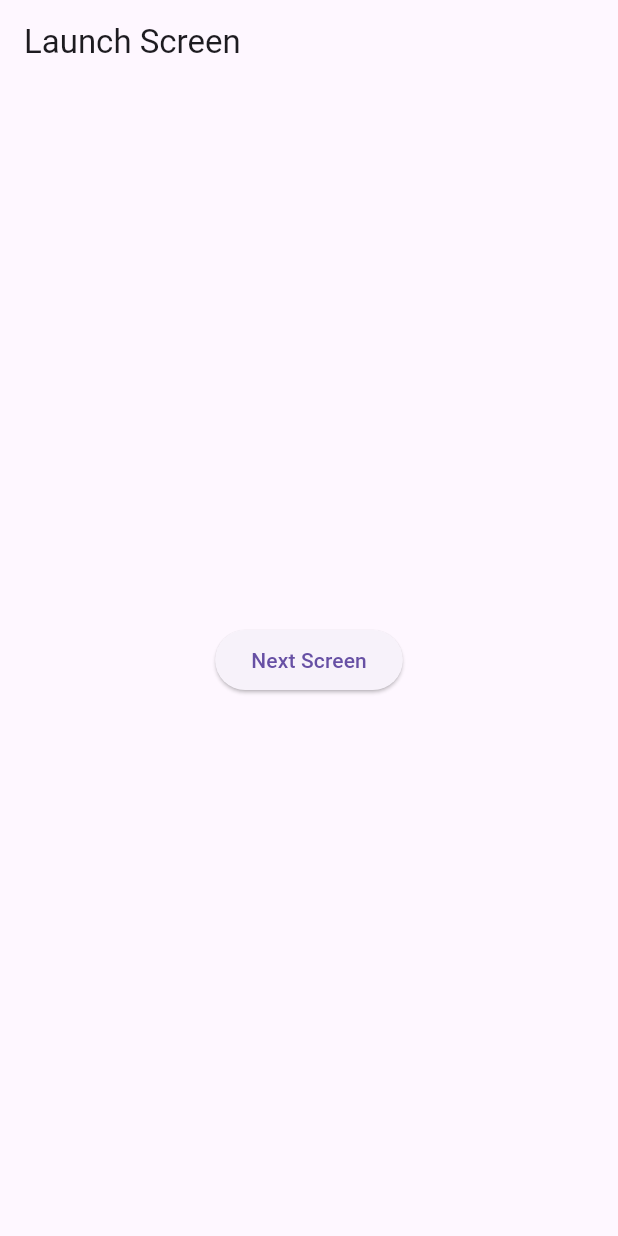
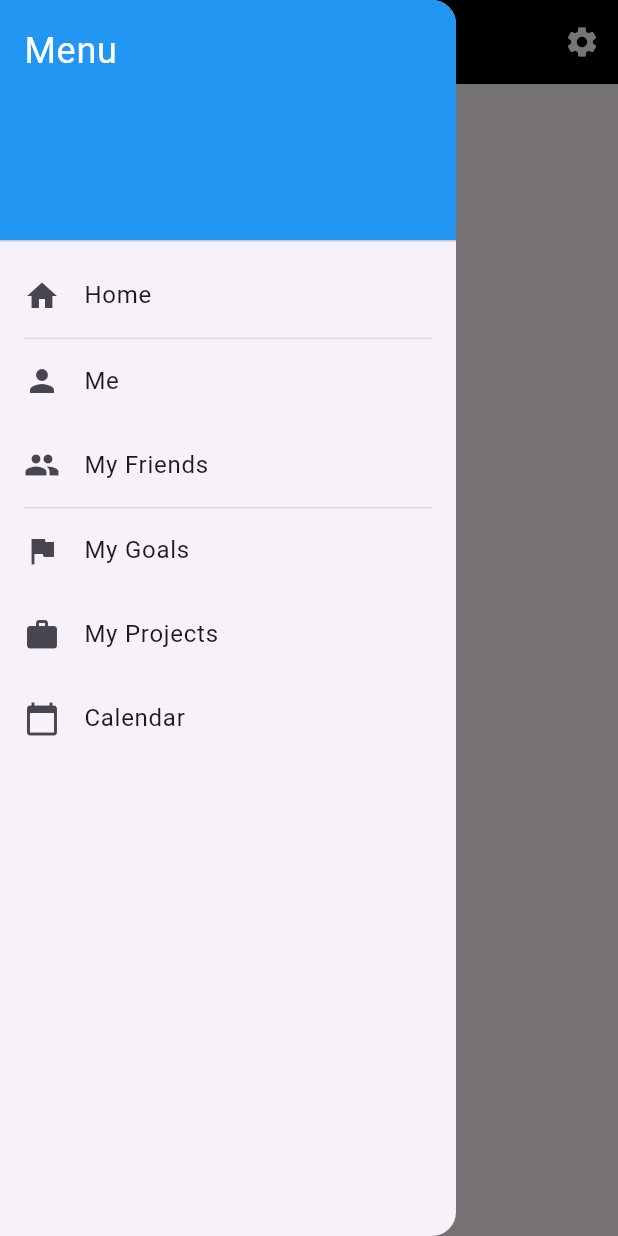
Before and after one commit to braysch/rootine_flutter, a Flutter app: the screen it shows after launch, with the side drawer open (before the commit the screen has no drawer), on a phone screen of 412 x 824 dp. Run offline on Flutter 3.47's test engine with Material 3 defaults, Android fonts, the phone set to English and light mode, and no system bars; our stand-ins replace firebase_auth, fluttertoast, google_sign_in; missing offline and left inert: firebase, joda_time, rootine, your_package_name, your_project_name_here; accounts and stored records are empty.

Commit message:
Redid the app structure. Instead of going straight to the goal screen, the app launches into the root screen where the user can select different screens to navigate to.

```diff
--- a/lib/main.dart
+++ b/lib/main.dart
@@ -5,6 +5,7 @@ import 'package:rootine_flutter_real/screens/goals/CreateGoalTitleScreen.dart';
 import 'package:rootine_flutter_real/screens/goals/GoalsInProgressScreen.dart';
 import 'package:rootine_flutter_real/screens/goals/GoalsModificationScreen.dart';
 import 'package:rootine_flutter_real/screens/goals/GoalsScreen.dart';
+import 'package:rootine_flutter_real/screens/root.dart';
 
 void main() {
   runApp(MyApp());
@@ -31,7 +32,7 @@ class MyHomePage extends StatelessWidget {
 class RootNavigationGraph extends StatelessWidget {
   @override
   Widget build(BuildContext context) {
-    return LaunchScreen();
+    return RootScreen();
     // Replace 'LaunchScreen' with the appropriate starting screen/widget in your Flutter app
   }
 }
@@ -47,7 +48,7 @@ class LaunchScreen extends StatelessWidget {
         child: ElevatedButton(
           onPressed: () {
             GoalsManager.goalsManager.initializeGoals();
-            Navigator.pushNamed(context, Routes.goals.route);
+            Navigator.pushNamed(context, Routes.root.route);
           },
           child: Text('Next Screen'),
         ),
--- a/lib/navigation/nav_screens/GoalsNavScreen.dart
+++ b/lib/navigation/nav_screens/GoalsNavScreen.dart
@@ -1,4 +1,5 @@
 import 'package:flutter/material.dart';
+import 'package:rootine_flutter_real/screens/root.dart';
 
 import '../../screens/goals/GoalsModificationScreen.dart';
 import '../../screens/goals/GoalsScreen.dart';
@@ -41,6 +42,8 @@ class BottomNavGraph extends StatelessWidget {
         return ProjectsScreen();
       case '/goalModification':
         return GoalModificationScreen();
+      case '/root':
+        return RootScreen();
       default:
         return Container(); // Replace with your default screen
     }
--- a/lib/screens/goals/GoalsModificationScreen.dart
+++ b/lib/screens/goals/GoalsModificationScreen.dart
@@ -40,7 +40,7 @@ class _GoalModificationScreenState extends State<GoalModificationScreen> {
         child: Column(
           crossAxisAlignment: CrossAxisAlignment.center,
           children: [
-            Text("New Goal!", style: Theme.of(context).textTheme.headline6),
+            Text("New Goal!"),
             Text("What are you going to accomplish?"),
             TextField(
               onChanged: (value) {
--- /dev/null
+++ b/lib/screens/root.dart
@@ -0,0 +1,126 @@
+import 'package:flutter/material.dart';
+
+class RootScreen extends StatefulWidget {
+  @override
+  _RootScreenState createState() => _RootScreenState();
+}
+
+class _RootScreenState extends State<RootScreen> {
+  @override
+  void initState() {
+    super.initState();
+  }
+
+  @override
+  Widget build(BuildContext context) {
+    return Scaffold(
+      appBar: AppBar(
+        backgroundColor: Colors.black, // Background color of the AppBar
+        leading: Builder(
+          builder: (context) => IconButton(
+          icon: Icon(Icons.menu, color: Colors.white,),
+          onPressed: () {
+            Scaffold.of(context).openDrawer();
+          },
+        ),
+        ),
+        title: Row(
+          mainAxisAlignment: MainAxisAlignment.center, // Center the column
+          children: [
+            Expanded(
+              child: Column(
+                mainAxisAlignment: MainAxisAlignment.center, // Center the text vertically
+                crossAxisAlignment: CrossAxisAlignment.center, // Center the text horizontally
+                children: [
+                  Text(
+                    'Milestone in 2 days',
+                    style: TextStyle(color: Colors.white, fontSize: 20), // Title style
+                  ),
+                  Text(
+                    '3 Monies',
+                    style: TextStyle(color: Colors.white70, fontSize: 14), // Subtitle style
+                  ),
+                ],
+              ),
+            ),
+          ],
+        ),
+        actions: [
+          IconButton(
+            icon: Icon(Icons.settings, color: Colors.white,),
+            onPressed: () {
+              // Add settings functionality here
+            },
+          ),
+        ],
+      ),
+
+      drawer: Drawer(
+        child: ListView(
+          padding: EdgeInsets.zero,
+          children: <Widget>[
+            DrawerHeader(
+              decoration: BoxDecoration(
+                color: Colors.blue,
+              ),
+              child: Text(
+                'Menu',
+                style: TextStyle(
+                  color: Colors.white,
+                  fontSize: 24,
+                ),
+              ),
+            ),
+            ListTile(
+              leading: Icon(Icons.home),
+              title: Text('Home'),
+              onTap: () {
+                // Handle home navigation
+              },
+            ),
+            Container(height: 1, color: Colors.black.withOpacity(0.1), margin: EdgeInsets.symmetric(horizontal: 16),),
+            ListTile(
+              leading: Icon(Icons.person),
+              title: Text('Me'),
+              onTap: () {
+                // Handle profile navigation
+              },
+            ),
+            ListTile(
+              leading: Icon(Icons.group),
+              title: Text('My Friends'),
+              onTap: () {
+                // Handle friends navigation
+              },
+            ),
+            Container(height: 1, color: Colors.black.withOpacity(0.1), margin: EdgeInsets.symmetric(horizontal: 16),),
+            ListTile(
+              leading: Icon(Icons.flag),
+              title: Text('My Goals'),
+              onTap: () {
+                // Handle goals navigation
+              },
+            ),
+            ListTile(
+              leading: Icon(Icons.work),
+              title: Text('My Projects'),
+              onTap: () {
+                // Handle projects navigation
+              },
+            ),
+            ListTile(
+              leading: Icon(Icons.calendar_today),
+              title: Text('Calendar'),
+              onTap: () {
+                // Handle calendar navigation
+              },
+            ),
+          ],
+        ),
+      ),
+      body: Center(
+        child: Text('Root Screen Content'), // Main content goes here
+      ),
+    );
+  }
+}
```
Also changed, not shown: pubspec.lock.
